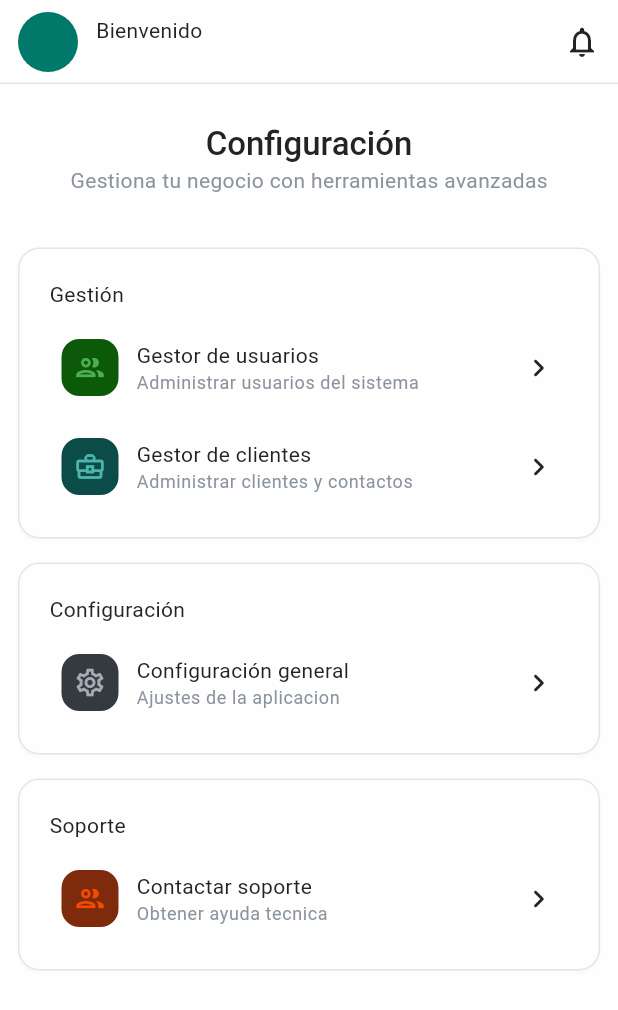
After one commit to ArturoGarcia-G/emprendi_app, a Flutter app: the ConfiguracionScreen screen opened directly, on a phone screen of 412 x 824 dp. The commit adds this screen. Shown: the top 1010 px of the screen. Run offline on Flutter 3.47's test engine with Material 3 defaults, Android fonts, the phone set to English and light mode, and no system bars; our stand-ins replace connectivity_plus, dio, drift, font_awesome_flutter, gap, get and 3 more; accounts and stored records are empty; generated files the repository leaves out were written again.

Commit message:
feat: Agrega screen de menu de configuracion

```diff
--- a/lib/core/themes/color_palette.dart
+++ b/lib/core/themes/color_palette.dart
@@ -2,7 +2,6 @@ import 'package:flutter/material.dart';
 
 const colorBackground = Color.fromRGBO(255, 255, 255, 1.0);
 const colorBarrierBackground = Color.fromARGB(190, 0, 0, 0);
-
 
 const colorPrimario500 = Color.fromRGBO(6, 104, 208, 1.0);
 const colorPrimario600 = Color.fromRGBO(5, 86, 173, 1.0);
@@ -33,7 +32,8 @@ const colorAzul50 = Color.fromRGBO(227, 242, 253, 1.0);
 
 const colorNegro = Color.fromRGBO(0, 0, 0, 1.0);
 
-const colorNaranja900 = Color.fromRGBO(230, 81, 0, 1.0);
+const colorNaranja600 = Color.fromRGBO(245, 74, 0, 1.0);
+const colorNaranja900 = Color.fromRGBO(126, 42, 12, 1.0);
 
 const colorRojo50 = Color.fromRGBO(255, 235, 238, 1.0);
 const colorRojo500 = Color.fromRGBO(244, 67, 54, 1.0);
@@ -41,6 +41,7 @@ const colorRojo600 = Color.fromRGBO(229, 57, 53, 1.0);
 const colorRojo700 = Color.fromRGBO(211, 47, 47, 1.0);
 const colorRojo800 = Color.fromRGBO(198, 40, 40, 1.0);
 
+const colorVerde950 = Color.fromRGBO(3, 45, 21, 1);
 const colorVerde900 = Color.fromRGBO(12, 90, 9, 1);
 const colorVerde700 = Color.fromRGBO(32, 122, 29, 1.0);
 const colorVerde500 = Color.fromRGBO(76, 175, 80, 1.0);
@@ -56,6 +57,11 @@ const colorCian200 = Color.fromRGBO(128, 222, 234, 1.0);
 const colorAzulClaro = Color.fromRGBO(228, 235, 246, 1.0);
 const colorArena = Color.fromRGBO(240, 235, 192, 1.0);
 
+//Colores menu configuracion
+const colorTeal600 = Color.fromRGBO(0, 166, 62, 1.0);
+const colorTeal900 = Color.fromRGBO(11, 76, 73, 1.0);
+
+const colorAquamarina = Color.fromRGBO(77, 182, 172, 1.0);
 
 //Colores del tema
 const colorBlanco = Color.fromRGBO(255, 255, 255, 1.0);
--- /dev/null
+++ b/lib/screens/configuracion/configuracion_screen.dart
@@ -0,0 +1,123 @@
+import 'package:emprendi_app/components/card_base.dart';
+import 'package:emprendi_app/components/primary_app_bar.dart';
+import 'package:emprendi_app/components/primary_drawer.dart';
+import 'package:emprendi_app/core/themes/color_palette.dart';
+import 'package:emprendi_app/screens/configuracion/widgets/item_menu.dart';
+import 'package:flutter/material.dart';
+import 'package:gap/gap.dart';
+import 'package:get_storage/get_storage.dart';
+
+class ConfiguracionScreen extends StatelessWidget {
+  final storage = GetStorage();
+
+  ConfiguracionScreen({super.key});
+
+  @override
+  Widget build(BuildContext context) {
+    //Tema
+    final textTheme = Theme.of(context).textTheme;
+
+    return Scaffold(
+      backgroundColor: Theme.of(context).scaffoldBackgroundColor,
+      drawer: PrimaryDrawer(),
+      appBar: PrimaryAppBar(avatarUrl: ''),
+      body: Padding(
+        padding: const EdgeInsets.all(12.0),
+        child: ConstrainedBox(
+          constraints: BoxConstraints(
+            maxHeight: MediaQuery.of(context).size.height,
+          ),
+          child: SingleChildScrollView(
+            child: Column(
+              children: [
+                Padding(
+                  padding: const EdgeInsets.symmetric(vertical: 14),
+                  child: Center(
+                    child: Column(
+                      children: [
+                        Text(
+                          'Configuración',
+                          style: textTheme.titleLarge!.copyWith(
+                            fontWeight: FontWeight.w500,
+                          ),
+                        ),
+                        Text(
+                          'Gestiona tu negocio con herramientas avanzadas',
+                          style: textTheme.bodyMedium!.copyWith(color: gris),
+                        ),
+                      ],
+                    ),
+                  ),
+                ),
+                Gap(21),
+                Column(
+                  spacing: 16,
+                  children: [
+                    CardBase(
+                      titulo: 'Gestión',
+                      colorTitulo: gris,
+                      child: Column(
+                        crossAxisAlignment: CrossAxisAlignment.start,
+                        spacing: 12,
+                        children: [
+                          ItemMenu(
+                            titulo: 'Gestor de usuarios',
+                            subtitulo: 'Administrar usuarios del sistema',
+                            icono: Icons.group_outlined,
+                            colorIcono: colorVerde500,
+                            backgroundIcono: colorVerde900,
+                          ),
+                          ItemMenu(
+                            titulo: 'Gestor de clientes',
+                            subtitulo: 'Administrar clientes y contactos',
+                            icono: Icons.business_center_outlined,
+                            colorIcono: colorAquamarina,
+                            backgroundIcono: colorTeal900,
+                          ),
+                        ],
+                      ),
+                    ),
+                    CardBase(
+                      titulo: 'Configuración',
+                      colorTitulo: gris,
+                      child: Column(
+                        crossAxisAlignment: CrossAxisAlignment.start,
+                        spacing: 12,
+                        children: [
+                          ItemMenu(
+                            titulo: 'Configuración general',
+                            subtitulo: 'Ajustes de la aplicacion',
+                            icono: Icons.settings_outlined,
+                            colorIcono: colorGris500,
+                            backgroundIcono: colorGris800,
+                          ),
+                        ],
+                      ),
+                    ),
+                    CardBase(
+                      titulo: 'Soporte',
+                      colorTitulo: gris,
+                      child: Column(
+                        crossAxisAlignment: CrossAxisAlignment.start,
+                        spacing: 12,
+                        children: [
+                          ItemMenu(
+                            titulo: 'Contactar soporte',
+                            subtitulo: 'Obtener ayuda tecnica',
+                            icono: Icons.group_outlined,
+                            colorIcono: colorNaranja600,
+                            backgroundIcono: colorNaranja900,
+                          ),
+                        ],
+                      ),
+                    ),
+                  ],
+                ),
+              ],
+            ),
+          ),
+        ),
+      ),
+    );
+  }
+}
--- /dev/null
+++ b/lib/screens/configuracion/widgets/item_menu.dart
@@ -0,0 +1,60 @@
+import 'package:emprendi_app/core/themes/color_palette.dart';
+import 'package:flutter/material.dart';
+import 'package:gap/gap.dart';
+
+class ItemMenu extends StatelessWidget {
+  final String titulo;
+  final String subtitulo;
+  final IconData icono;
+  final Color colorIcono;
+  final Color backgroundIcono;
+
+  const ItemMenu({
+    super.key,
+    required this.titulo,
+    required this.subtitulo,
+    required this.icono,
+    required this.colorIcono,
+    required this.backgroundIcono,
+  });
+
+  @override
+  Widget build(BuildContext context) {
+    final textTheme = Theme.of(context).textTheme;
+    //final colorScheme = Theme.of(context).colorScheme;
+
+    return Padding(
+      padding: EdgeInsets.all(8),
+      child: Row(
+        children: [
+          Container(
+            decoration: BoxDecoration(
+              color: backgroundIcono,
+              borderRadius: BorderRadius.circular(12),
+            ),
+            padding: EdgeInsets.all(8),
+            child: Icon(
+              icono,
+              color: colorIcono,
+              size: 22,
+            ),
+          ),
+          Gap(12),
+          Expanded(
+            child: Column(
+              crossAxisAlignment: CrossAxisAlignment.start,
+              children: [
+                Text(titulo),
+                Text(
+                  subtitulo,
+                  style: textTheme.bodySmall!.copyWith(color: gris),
+                ),
+              ],
+            ),
+          ),
+          Icon(Icons.chevron_right_rounded),
+        ],
+      ),
+    );
+  }
+}
```
